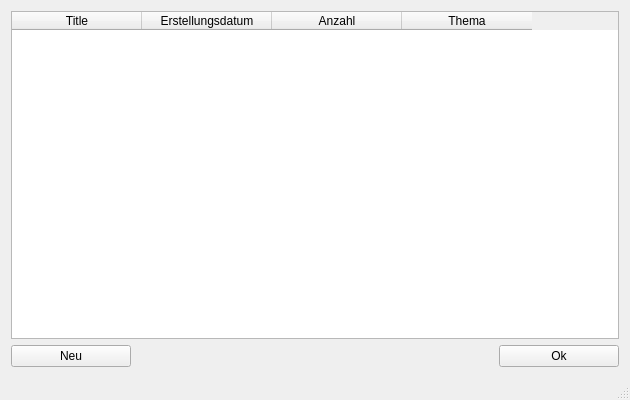
This is ui/mainwindow.ui in Jan200101/Neuland as Qt 5 draws it before an edit. The edited form follows.
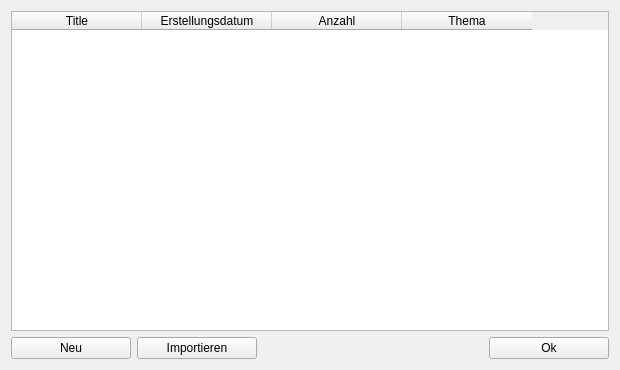
This is the edited form. Icons and pictures are not drawn.

Commit message: change minimal size of UI

Diff of the .ui file:
```diff
--- a/ui/mainwindow.ui
+++ b/ui/mainwindow.ui
@@ -6,14 +6,14 @@
    <rect>
     <x>0</x>
     <y>0</y>
-    <width>630</width>
-    <height>400</height>
+    <width>620</width>
+    <height>370</height>
    </rect>
   </property>
   <property name="minimumSize">
    <size>
-    <width>630</width>
-    <height>400</height>
+    <width>536</width>
+    <height>138</height>
    </size>
   </property>
   <property name="windowTitle">
@@ -82,6 +82,19 @@
         </property>
        </widget>
       </item>
+      <item>
+       <widget class="QPushButton" name="pushButton_3">
+        <property name="minimumSize">
+         <size>
+          <width>120</width>
+          <height>0</height>
+         </size>
+        </property>
+        <property name="text">
+         <string>Importieren</string>
+        </property>
+       </widget>
+      </item>
       <item>
        <spacer name="horizontalSpacer">
         <property name="orientation">
@@ -115,7 +128,6 @@
     </item>
    </layout>
   </widget>
-  <widget class="QStatusBar" name="statusBar"/>
  </widget>
  <layoutdefault spacing="6" margin="11"/>
  <resources>
```
